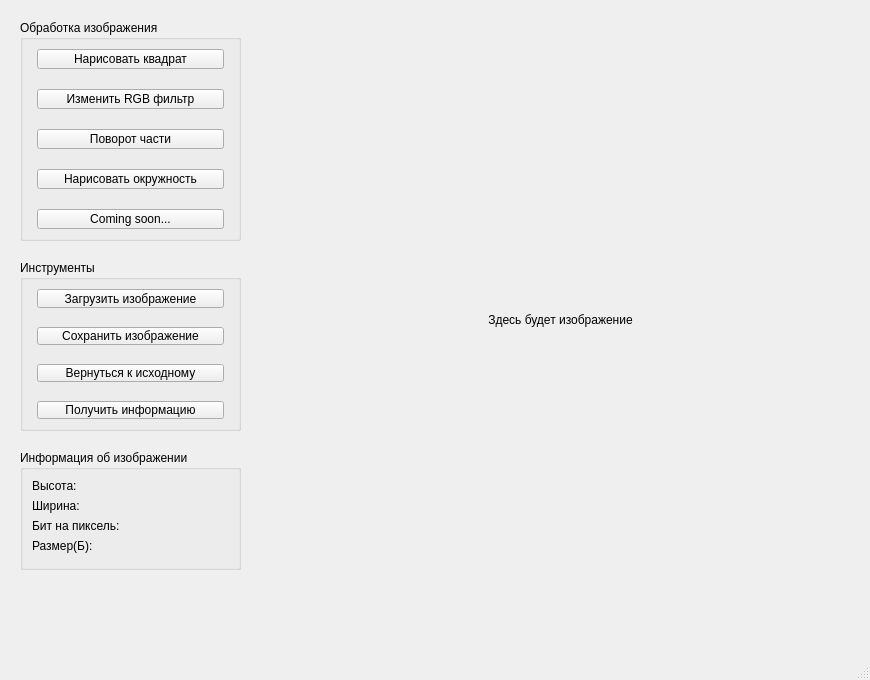
Qt form labsC/cw2_V9/forms/mainwindow.ui (Jengle88/labs_etu) before a commit.
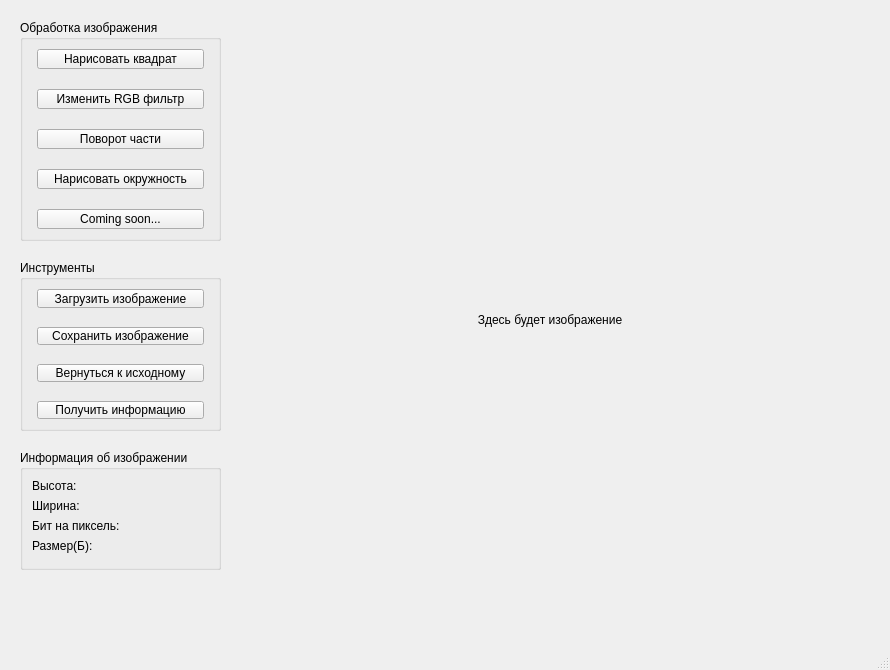
The same form after that commit.

Commit message: cw2: add smart scaled for image, fix order widgets

```diff
--- a/labsC/cw2_V9/forms/mainwindow.ui
+++ b/labsC/cw2_V9/forms/mainwindow.ui
@@ -9,8 +9,8 @@
    <rect>
     <x>0</x>
     <y>0</y>
-    <width>870</width>
-    <height>680</height>
+    <width>890</width>
+    <height>670</height>
    </rect>
   </property>
   <property name="sizePolicy">
@@ -26,10 +26,10 @@
    <widget class="QLabel" name="label">
     <property name="geometry">
      <rect>
-      <x>290</x>
-      <y>29</y>
-      <width>541</width>
-      <height>581</height>
+      <x>260</x>
+      <y>30</y>
+      <width>580</width>
+      <height>580</height>
      </rect>
     </property>
     <property name="sizePolicy">
@@ -53,7 +53,7 @@
      <rect>
       <x>20</x>
       <y>20</y>
-      <width>221</width>
+      <width>201</width>
       <height>221</height>
      </rect>
     </property>
@@ -204,7 +204,7 @@
      <rect>
       <x>20</x>
       <y>260</y>
-      <width>221</width>
+      <width>201</width>
       <height>171</height>
      </rect>
     </property>
@@ -308,7 +308,7 @@
      <rect>
       <x>20</x>
       <y>450</y>
-      <width>221</width>
+      <width>201</width>
       <height>120</height>
      </rect>
     </property>
```
Left out of the diff: 2 changed lines with no effect on the pictures. The commit also changes 3 other files.
